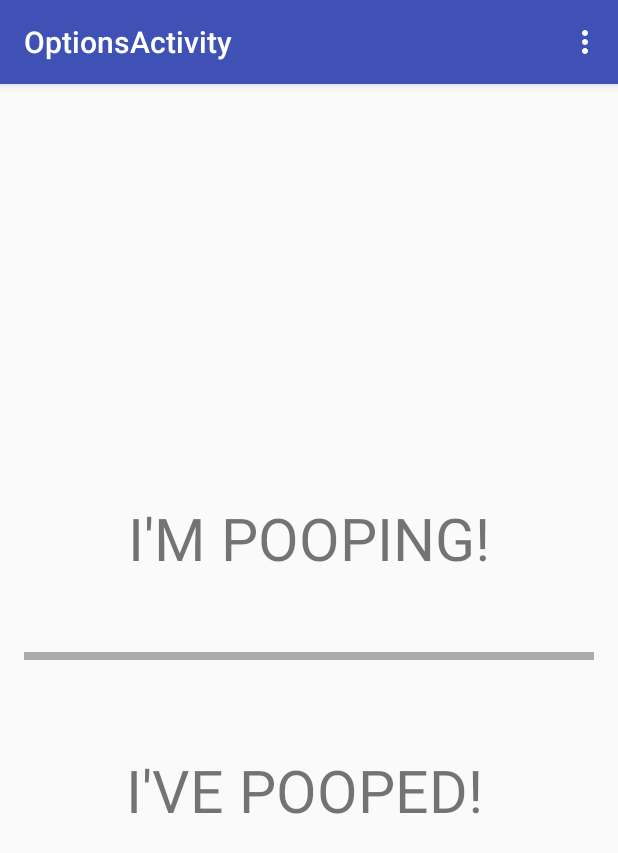
After one commit to yhc5/HappyPoo, an Android app: the OptionsActivity screen opened directly, with no data from a screen before it, on a phone screen of 412 x 824 dp. The commit adds this screen. Shown: the top 853 px of the screen. Run offline under Robolectric (Android 15) with nearby library versions, the phone set to English and light mode, and no system bars.

Commit message:
Options Page Up, Music stops when entering make session

```diff
--- a/app/src/main/java/comapplication/example/yoonhyung/happypoo/MainActivity.java
+++ b/app/src/main/java/comapplication/example/yoonhyung/happypoo/MainActivity.java
@@ -69,7 +69,10 @@ public class MainActivity extends AppCompatActivity {
         Intent intent = new Intent(this, GraphsActivity.class);
         startActivity(intent);
     }
-
+    public void openOptions(View view){
+        Intent intent = new Intent(this, OptionsActivity.class);
+        startActivity(intent);
+    }
 
 
 }
--- /dev/null
+++ b/app/src/main/java/comapplication/example/yoonhyung/happypoo/OptionsActivity.java
@@ -0,0 +1,51 @@
+package comapplication.example.yoonhyung.happypoo;
+
+import android.content.Intent;
+import android.support.v7.app.AppCompatActivity;
+import android.os.Bundle;
+import android.util.Log;
+import android.view.Menu;
+import android.view.MenuItem;
+import android.view.View;
+
+public class OptionsActivity extends AppCompatActivity {
+
+    @Override
+    protected void onCreate(Bundle savedInstanceState) {
+        super.onCreate(savedInstanceState);
+        setContentView(R.layout.activity_options);
+    }
+
+    @Override
+    public boolean onCreateOptionsMenu(Menu menu) {
+        // Inflate the menu; this adds items to the action bar if it is present.
+        getMenuInflater().inflate(R.menu.menu_options, menu);
+        return true;
+    }
+
+    @Override
+    public boolean onOptionsItemSelected(MenuItem item) {
+        // Handle action bar item clicks here. The action bar will
+        // automatically handle clicks on the Home/Up button, so long
+        // as you specify a parent activity in AndroidManifest.xml.
+        int id = item.getItemId();
+
+        //noinspection SimplifiableIfStatement
+        if (id == R.id.action_settings) {
+            return true;
+        }
+
+        return super.onOptionsItemSelected(item);
+    }
+
+    public void openPoopingSession(View view){
+        Intent intent = new Intent(this, PoopingActivity.class);
+        startActivity(intent);
+    }
+
+    public void openMakeSession(View view){
+        Log.d("myTag", "open make session clicked");
+        Intent intent = new Intent(this, MakeSessionActivity.class);
+        startActivity(intent);
+    }
+}
--- a/app/src/main/java/comapplication/example/yoonhyung/happypoo/PoopingActivity.java
+++ b/app/src/main/java/comapplication/example/yoonhyung/happypoo/PoopingActivity.java
@@ -195,6 +195,7 @@ public class PoopingActivity extends Activity {
     }
 
     public void openMakeSession(View view){
+        stopPlaying();
         Log.d("myTag", "open make session clicked");
         Intent intent = new Intent(this, MakeSessionActivity.class);
         startActivity(intent);
--- /dev/null
+++ b/app/src/main/res/layout/activity_options.xml
@@ -0,0 +1,63 @@
+<RelativeLayout xmlns:android="http://schemas.android.com/apk/res/android"
+    xmlns:tools="http://schemas.android.com/tools" android:layout_width="match_parent"
+    android:layout_height="match_parent" android:paddingLeft="@dimen/activity_horizontal_margin"
+    android:paddingRight="@dimen/activity_horizontal_margin"
+    android:paddingTop="@dimen/activity_vertical_margin"
+    android:paddingBottom="@dimen/activity_vertical_margin"
+    tools:context="comapplication.example.yoonhyung.happypoo.OptionsActivity">
+    <TableLayout
+        android:id="@+id/tl"
+        android:layout_width="match_parent"
+        android:layout_height="fill_parent"
+        android:gravity="center" >
+
+    <TableRow
+        android:id="@+id/tableRow1"
+        android:layout_width="wrap_content"
+        android:layout_height="fill_parent"
+        android:paddingTop="10dp"
+        android:gravity="center" >
+    <TextView
+        android:layout_width="match_parent"
+        android:layout_height="match_parent"
+        android:textSize="39sp"
+        android:layout_gravity="center_horizontal"
+        android:gravity="center"
+        android:text="I'M POOPING!"
+        android:layout_marginBottom="50dp"
+        android:layout_marginLeft="10dp"
+        android:layout_marginRight="10dp"
+        android:layout_marginTop="0dp"
+        android:onClick="openPoopingSession"
+        />
+    </TableRow>
+
+    <View
+        android:layout_width="match_parent"
+        android:layout_height="5dp"
+        android:layout_marginBottom="50dp"
+        android:background="@android:color/darker_gray"/>
+
+    <TableRow
+        android:id="@+id/tableRow2"
+        android:layout_width="wrap_content"
+        android:layout_height="fill_parent"
+        android:paddingTop="10dp"
+        android:gravity="center" >
+        <TextView
+            android:layout_width="match_parent"
+            android:layout_height="match_parent"
+            android:textSize="39sp"
+            android:layout_gravity="center_horizontal"
+            android:gravity="center"
+            android:text="I'VE POOPED!"
+            android:layout_marginBottom="5dp"
+            android:layout_marginLeft="5dp"
+            android:layout_marginRight="10dp"
+            android:layout_marginTop="0dp"
+            android:onClick="openMakeSession"
+            />
+    </TableRow>
+</TableLayout>
+
+</RelativeLayout>
--- /dev/null
+++ b/app/src/main/res/menu/menu_options.xml
@@ -0,0 +1,7 @@
+<menu xmlns:android="http://schemas.android.com/apk/res/android"
+    xmlns:app="http://schemas.android.com/apk/res-auto"
+    xmlns:tools="http://schemas.android.com/tools"
+    tools:context="comapplication.example.yoonhyung.happypoo.OptionsActivity">
+    <item android:id="@+id/action_settings" android:title="@string/action_settings"
+        android:orderInCategory="100" app:showAsAction="never" />
+</menu>
--- a/app/src/main/res/values/strings.xml
+++ b/app/src/main/res/values/strings.xml
@@ -10,5 +10,6 @@
         <item>Medium</item>
         <item>Heavy</item>
     </string-array>
+    <string name="title_activity_options">OptionsActivity</string>
 
 </resources>
```
Also changed, not shown: app/src/main/AndroidManifest.xml (+6 -2 lines), app/src/main/res/layout/content_main.xml (+10 -0 lines).
